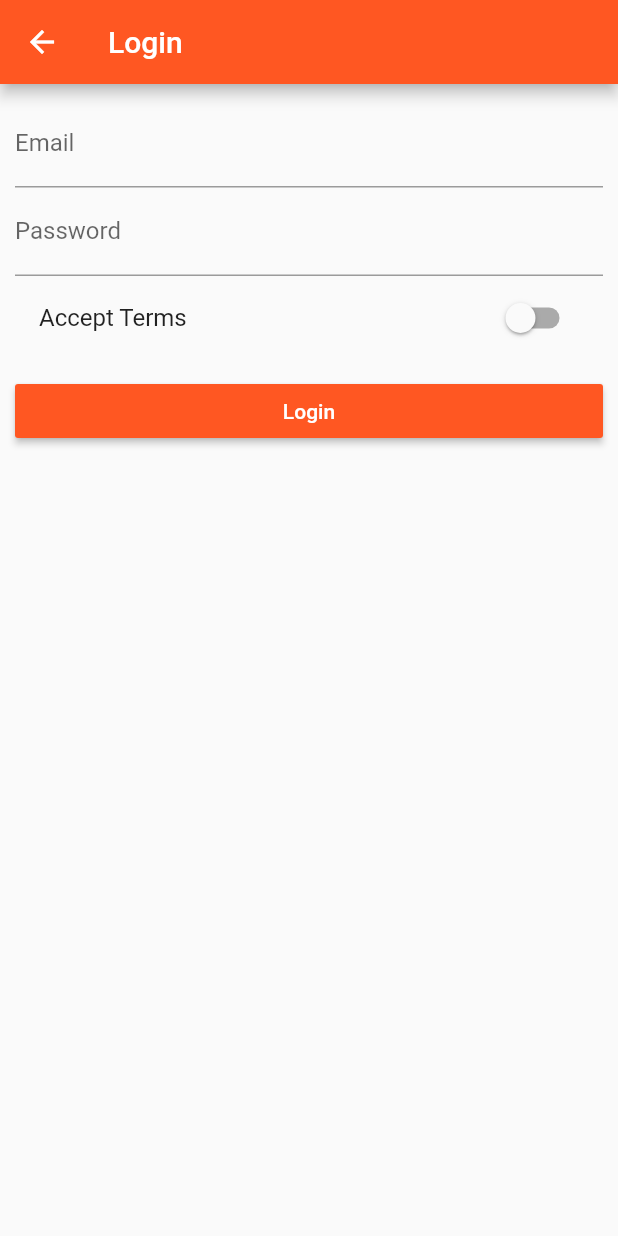
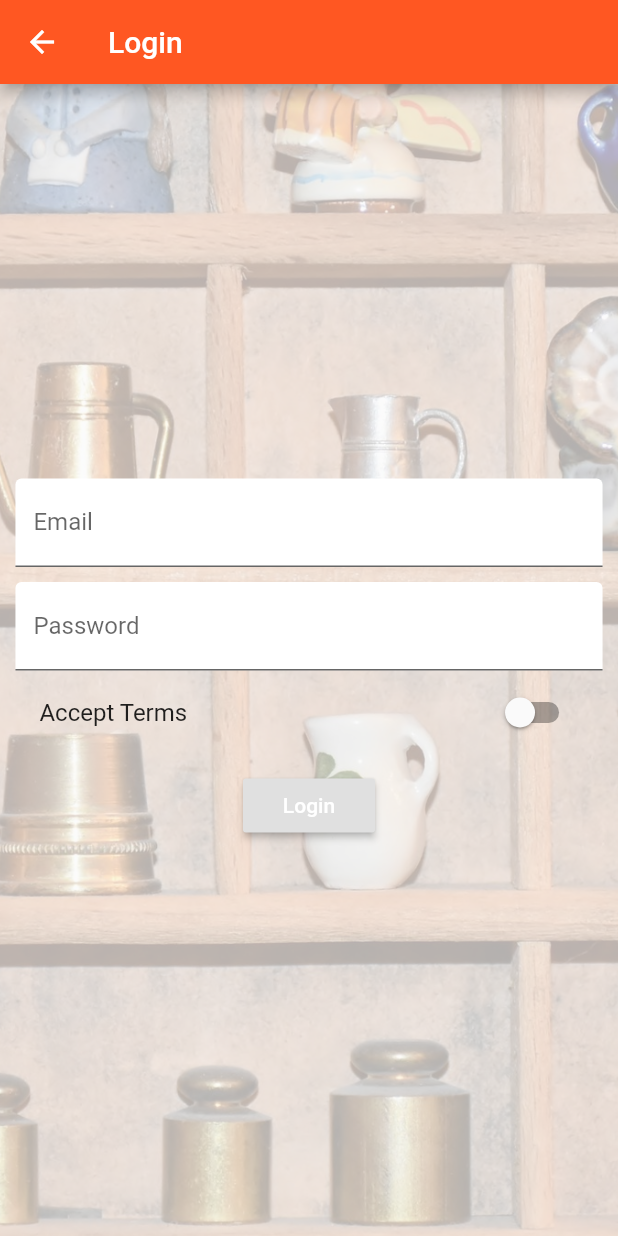
Before and after one commit to aribambang/fluffy, a Flutter app: the ProductsAdminPage screen opened by its route, after a tap on "Save", on a phone screen of 412 x 824 dp. Run offline on Flutter 3.47's test engine with Material 2 defaults, Android fonts, the phone set to English and light mode, and no system bars.

Commit message:
Styling and refactoring code

```diff
--- a/lib/pages/auth.dart
+++ b/lib/pages/auth.dart
@@ -12,35 +12,43 @@ class _AuthPageState extends State<AuthPage> {
   String _passwordValue;
   bool _acceptTerms = false;
 
-  @override
-  Widget build(BuildContext context) {
-    return Scaffold(
-      appBar: AppBar(
-        title: Text('Login'),
-      ),
-      body: Container(
-        margin: EdgeInsets.all(10.0),
-        child: ListView(
-          children: <Widget>[
-            TextField(
-              decoration: InputDecoration(labelText: 'Email'),
+  DecorationImage _buildBackgroundImage() {
+    return DecorationImage(
+      fit: BoxFit.cover,
+      colorFilter:
+          ColorFilter.mode(Colors.black.withOpacity(0.3), BlendMode.dstATop),
+      image: AssetImage('assets/background.jpg'),
+    );
+  }
+
+  Widget _buildEmailTextField() {
+    return TextField(
+      decoration: InputDecoration(
+          labelText: 'Email', filled: true, fillColor: Colors.white),
       keyboardType: TextInputType.emailAddress,
       onChanged: (String value) {
         setState(() {
           _emailValue = value;
         });
       },
-            ),
-            TextField(
-              decoration: InputDecoration(labelText: 'Password'),
+    );
+  }
+
+  Widget _buildPasswordTextField() {
+    return TextField(
+      decoration: InputDecoration(
+          labelText: 'Password', filled: true, fillColor: Colors.white),
       obscureText: true,
       onChanged: (String value) {
         setState(() {
           _passwordValue = value;
         });
       },
-            ),
-            SwitchListTile(
+    );
+  }
+
+  Widget _buildAcceptSwitch() {
+    return SwitchListTile(
       value: _acceptTerms,
       title: Text('Accept Terms'),
       onChanged: (bool value) {
@@ -48,23 +56,53 @@ class _AuthPageState extends State<AuthPage> {
           _acceptTerms = true;
         });
       },
+    );
+  }
+
+  void _submitForm() {
+    print(_emailValue);
+    print(_passwordValue);
+    Navigator.pushReplacementNamed(context, '/products');
+  }
+
+  @override
+  Widget build(BuildContext context) {
+    final double deviceWidth = MediaQuery.of(context).size.width;
+    final double targetWidth = deviceWidth > 550.0 ? 500.0 : deviceWidth * 0.95;
+    return Scaffold(
+      appBar: AppBar(
+        title: Text('Login'),
       ),
+      body: Container(
+        decoration: BoxDecoration(
+          image: _buildBackgroundImage(),
+        ),
+        padding: EdgeInsets.all(10.0),
+        child: Center(
+            child: SingleChildScrollView(
+          child: Container(
+            width: targetWidth,
+            child: Column(
+              children: <Widget>[
+                _buildEmailTextField(),
+                SizedBox(
+                  height: 10.0,
+                ),
+                _buildPasswordTextField(),
+                _buildAcceptSwitch(),
                 SizedBox(
                   height: 10.0,
                 ),
                 RaisedButton(
-              color: Theme.of(context).primaryColor,
                   textColor: Colors.white,
                   child: Text('Login'),
-              onPressed: () {
-                print(_emailValue);
-                print(_passwordValue);
-                Navigator.pushReplacementNamed(context, '/products');
-              },
+                  onPressed: _submitForm,
                 ),
               ],
             ),
           ),
+        )),
+      ),
     );
   }
 }
--- a/lib/pages/product_create.dart
+++ b/lib/pages/product_create.dart
@@ -16,21 +16,19 @@ class _ProductCreatePageState extends State<ProductCreatePage> {
   String _descriptionValue;
   double _priceValue;
 
-  @override
-  Widget build(BuildContext context) {
-    return Container(
-      margin: EdgeInsets.all(10.0),
-      child: ListView(
-        children: <Widget>[
-          TextField(
+  Widget _buildTitleTextField() {
+    return TextField(
       decoration: InputDecoration(labelText: 'Product Title'),
       onChanged: (String value) {
         setState(() {
           _titleValue = value;
         });
       },
-          ),
-          TextField(
+    );
+  }
+
+  Widget _buildDescriptionTextField() {
+    return TextField(
       decoration: InputDecoration(labelText: 'Product Description'),
       maxLines: 4,
       onChanged: (String value) {
@@ -38,8 +36,11 @@ class _ProductCreatePageState extends State<ProductCreatePage> {
           _descriptionValue = value;
         });
       },
-          ),
-          TextField(
+    );
+  }
+
+  Widget _buildPriceTextField() {
+    return TextField(
       decoration: InputDecoration(labelText: 'Product Price'),
       keyboardType: TextInputType.number,
       onChanged: (String value) {
@@ -47,13 +48,10 @@ class _ProductCreatePageState extends State<ProductCreatePage> {
           _priceValue = double.parse(value);
         });
       },
-          ),
-          SizedBox(height: 10.0,),
-          RaisedButton(
-            child: Text('Save'),
-            color: Theme.of(context).accentColor,
-            textColor: Colors.white,
-            onPressed: () {
+    );
+  }
+
+  void _submitForm() {
     final Map<String, dynamic> product = {
       'title': _titleValue,
       'description': _descriptionValue,
@@ -62,7 +60,28 @@ class _ProductCreatePageState extends State<ProductCreatePage> {
     };
     widget.addProduct(product);
     Navigator.pushReplacementNamed(context, '/');
-            },
+  }
+
+  @override
+  Widget build(BuildContext context) {
+    final double deviceWidth = MediaQuery.of(context).size.width;
+    final double targetWidth = deviceWidth > 550.0 ? 500.0 : deviceWidth * 0.95;
+    final double targetPadding = deviceWidth - targetWidth;
+    return Container(
+      margin: EdgeInsets.all(10.0),
+      child: ListView(
+        padding: EdgeInsets.symmetric(horizontal: targetPadding / 2),
+        children: <Widget>[
+          _buildTitleTextField(),
+          _buildDescriptionTextField(),
+          _buildPriceTextField(),
+          SizedBox(
+            height: 10.0,
+          ),
+          RaisedButton(
+            child: Text('Save'),
+            textColor: Colors.white,
+            onPressed: _submitForm,
           )
         ],
       ),
--- a/lib/pages/products_admin.dart
+++ b/lib/pages/products_admin.dart
@@ -9,12 +9,8 @@ class ProductsAdminPage extends StatelessWidget {
 
   ProductsAdminPage(this.addProduct, this.deleteProduct);
 
-  @override
-  Widget build(BuildContext context) {
-    return DefaultTabController(
-      length: 2,
-      child: Scaffold(
-        drawer: Drawer(
+  Widget _buildSideDrawer(BuildContext context) {
+    return Drawer(
       child: Column(
         children: <Widget>[
           AppBar(
@@ -22,6 +18,7 @@ class ProductsAdminPage extends StatelessWidget {
             title: Text('Choose'),
           ),
           ListTile(
+            leading: Icon(Icons.shop),
             title: Text('All Products'),
             onTap: () {
               Navigator.pushReplacementNamed(context, '/products');
@@ -29,7 +26,15 @@ class ProductsAdminPage extends StatelessWidget {
           )
         ],
       ),
-        ),
+    );
+  }
+
+  @override
+  Widget build(BuildContext context) {
+    return DefaultTabController(
+      length: 2,
+      child: Scaffold(
+        drawer: _buildSideDrawer(context),
         appBar: AppBar(
           title: Text('Manage Products'),
           bottom: TabBar(
@@ -45,10 +50,9 @@ class ProductsAdminPage extends StatelessWidget {
             ],
           ),
         ),
-        body: TabBarView(children: <Widget>[
-          ProductCreatePage(addProduct),
-          ProductListPage()
-        ],),
+        body: TabBarView(
+          children: <Widget>[ProductCreatePage(addProduct), ProductListPage()],
+        ),
       ),
     );
   }
```
Also changed, not shown: lib/main.dart (+12 -8 lines), lib/pages/product.dart (+30 -33 lines), lib/pages/products.dart (+18 -7 lines), lib/product_manager.dart (deleted, +0 -20 lines), lib/products.dart (deleted, +0 -50 lines), lib/widgets/products/address_tag.dart (added, +18 -0 lines), lib/widgets/products/price_tag.dart (added, +20 -0 lines), lib/widgets/products/product_card.dart (added, +62 -0 lines), lib/widgets/products/products.dart (added, +31 -0 lines), lib/widgets/ui_elements/title_default.dart (added, +16 -0 lines), pubspec.yaml (+6 -4 lines), assets/Oswald-Bold.ttf (added), assets/background.jpg (added). Lines whose indentation alone changed are shown as unchanged.
